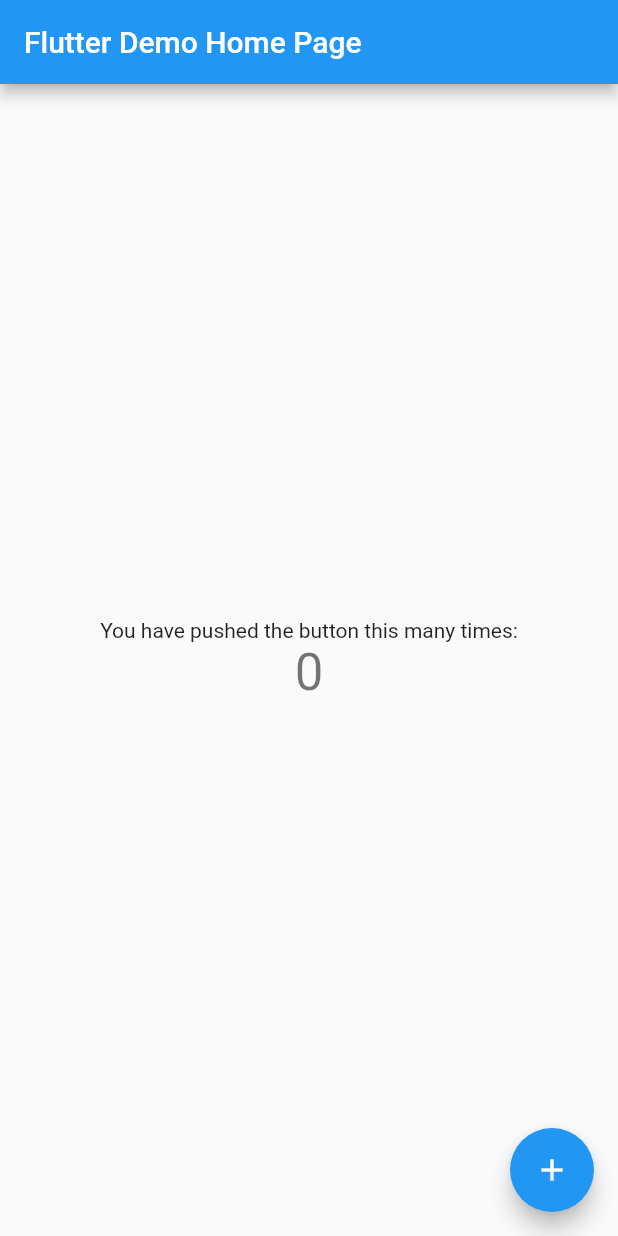
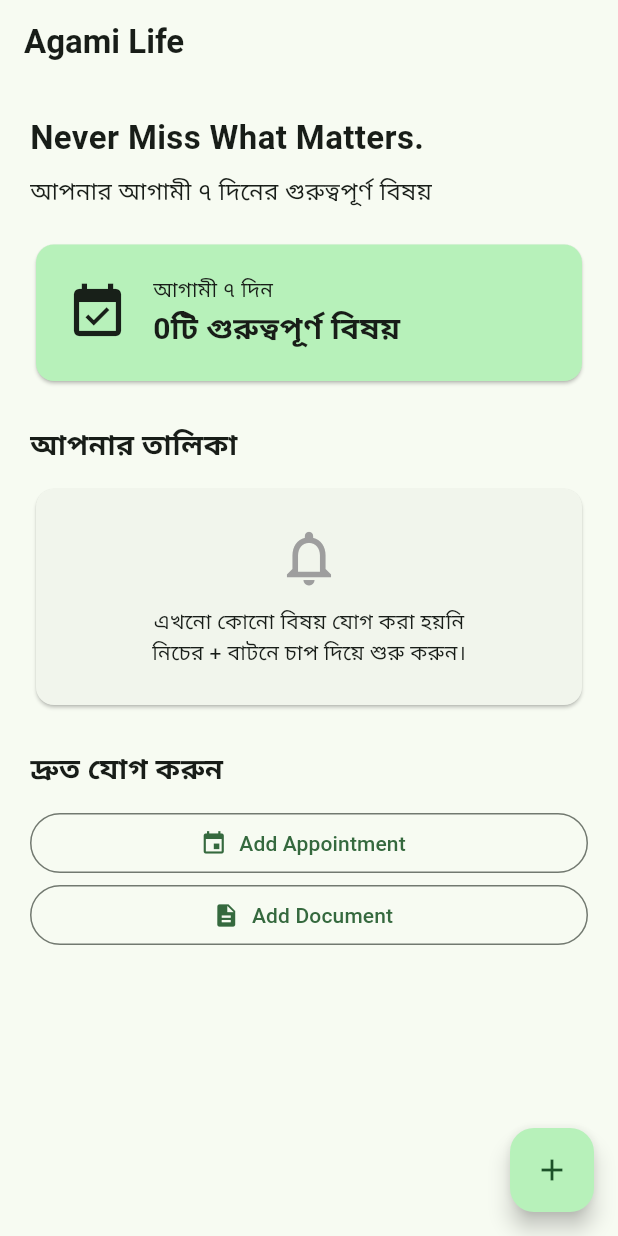
Before and after one commit to ishafik893-spec/Agami-life, a Flutter app: the screen it shows after launch, on a phone screen of 412 x 824 dp. Run offline on Flutter 3.47's test engine with Material 2 defaults, Android fonts, the phone set to English and light mode, and no system bars.

Commit message:
Update main.dart

```diff
--- a/lib/main.dart
+++ b/lib/main.dart
@@ -1,115 +1,306 @@
+
 import 'package:flutter/material.dart';
 
 void main() {
-  runApp(const MyApp());
+  runApp(const AgamiLifeApp());
 }
 
-class MyApp extends StatelessWidget {
-  const MyApp({super.key});
+class AgamiLifeApp extends StatelessWidget {
+  const AgamiLifeApp({super.key});
 
-  // This widget is the root of your application.
   @override
   Widget build(BuildContext context) {
     return MaterialApp(
-      title: 'Flutter Demo',
+      debugShowCheckedModeBanner: false,
+      title: 'Agami Life',
       theme: ThemeData(
-        // This is the theme of your application.
-        //
-        // Try running your application with "flutter run". You'll see the
-        // application has a blue toolbar. Then, without quitting the app, try
-        // changing the primarySwatch below to Colors.green and then invoke
-        // "hot reload" (press "r" in the console where you ran "flutter run",
-        // or simply save your changes to "hot reload" in a Flutter IDE).
-        // Notice that the counter didn't reset back to zero; the application
-        // is not restarted.
-        primarySwatch: Colors.blue,
+        colorScheme: ColorScheme.fromSeed(
+          seedColor: const Color(0xFF16A34A),
+        ),
+        useMaterial3: true,
       ),
-      home: const MyHomePage(title: 'Flutter Demo Home Page'),
+      home: const HomeScreen(),
     );
   }
 }
 
-class MyHomePage extends StatefulWidget {
-  const MyHomePage({super.key, required this.title});
+class ReminderItem {
+  final String title;
+  final String type;
+  final DateTime date;
 
-  // This widget is the home page of your application. It is stateful, meaning
-  // that it has a State object (defined below) that contains fields that affect
-  // how it looks.
+  ReminderItem({
+    required this.title,
+    required this.type,
+    required this.date,
+  });
+}
 
-  // This class is the configuration for the state. It holds the values (in this
-  // case the title) provided by the parent (in this case the App widget) and
-  // used by the build method of the State. Fields in a Widget subclass are
-  // always marked "final".
-
-  final String title;
+class HomeScreen extends StatefulWidget {
+  const HomeScreen({super.key});
 
   @override
-  State<MyHomePage> createState() => _MyHomePageState();
+  State<HomeScreen> createState() => _HomeScreenState();
 }
 
-class _MyHomePageState extends State<MyHomePage> {
-  int _counter = 0;
+class _HomeScreenState extends State<HomeScreen> {
+  final List<ReminderItem> items = [];
 
-  void _incrementCounter() {
-    setState(() {
-      // This call to setState tells the Flutter framework that something has
-      // changed in this State, which causes it to rerun the build method below
-      // so that the display can reflect the updated values. If we changed
-      // _counter without calling setState(), then the build method would not be
-      // called again, and so nothing would appear to happen.
-      _counter++;
-    });
+  Future<void> addItem(String type) async {
+    final titleController = TextEditingController();
+    DateTime selectedDate = DateTime.now();
+
+    await showDialog(
+      context: context,
+      builder: (dialogContext) {
+        return StatefulBuilder(
+          builder: (context, setDialogState) {
+            return AlertDialog(
+              title: Text(
+                type == 'Appointment'
+                    ? 'Add Appointment'
+                    : 'Add Document',
+              ),
+              content: Column(
+                mainAxisSize: MainAxisSize.min,
+                children: [
+                  TextField(
+                    controller: titleController,
+                    decoration: InputDecoration(
+                      labelText: type == 'Appointment'
+                          ? 'Appointment name'
+                          : 'Document name',
+                      border: const OutlineInputBorder(),
+                    ),
+                  ),
+                  const SizedBox(height: 16),
+                  OutlinedButton.icon(
+                    onPressed: () async {
+                      final picked = await showDatePicker(
+                        context: dialogContext,
+                        initialDate: selectedDate,
+                        firstDate: DateTime(2020),
+                        lastDate: DateTime(2100),
+                      );
+                      if (picked != null) {
+                        setDialogState(() {
+                          selectedDate = picked;
+                        });
+                      }
+                    },
+                    icon: const Icon(Icons.calendar_month),
+                    label: Text(
+                      '${selectedDate.day}/'
+                      '${selectedDate.month}/'
+                      '${selectedDate.year}',
+                    ),
+                  ),
+                ],
+              ),
+              actions: [
+                TextButton(
+                  onPressed: () => Navigator.pop(dialogContext),
+                  child: const Text('Cancel'),
+                ),
+                FilledButton(
+                  onPressed: () {
+                    final title = titleController.text.trim();
+                    if (title.isEmpty) return;
+
+                    setState(() {
+                      items.add(
+                        ReminderItem(
+                          title: title,
+                          type: type,
+                          date: selectedDate,
+                        ),
+                      );
+                      items.sort(
+                        (a, b) => a.date.compareTo(b.date),
+                      );
+                    });
+
+                    Navigator.pop(dialogContext);
+                  },
+                  child: const Text('Save'),
+                ),
+              ],
+            );
+          },
+        );
+      },
+    );
+
+    titleController.dispose();
   }
 
   @override
   Widget build(BuildContext context) {
-    // This method is rerun every time setState is called, for instance as done
-    // by the _incrementCounter method above.
-    //
-    // The Flutter framework has been optimized to make rerunning build methods
-    // fast, so that you can just rebuild anything that needs updating rather
-    // than having to individually change instances of widgets.
+    final today = DateUtils.dateOnly(DateTime.now());
+    final nextWeek = today.add(const Duration(days: 7));
+
+    final upcoming = items.where((item) {
+      final date = DateUtils.dateOnly(item.date);
+      return !date.isBefore(today) && date.isBefore(nextWeek);
+    }).toList();
+
     return Scaffold(
       appBar: AppBar(
-        // Here we take the value from the MyHomePage object that was created by
-        // the App.build method, and use it to set our appbar title.
-        title: Text(widget.title),
+        title: const Text(
+          'Agami Life',
+          style: TextStyle(fontWeight: FontWeight.bold),
+        ),
+        centerTitle: false,
       ),
-      body: Center(
-        // Center is a layout widget. It takes a single child and positions it
-        // in the middle of the parent.
-        child: Column(
-          // Column is also a layout widget. It takes a list of children and
-          // arranges them vertically. By default, it sizes itself to fit its
-          // children horizontally, and tries to be as tall as its parent.
-          //
-          // Invoke "debug painting" (press "p" in the console, choose the
-          // "Toggle Debug Paint" action from the Flutter Inspector in Android
-          // Studio, or the "Toggle Debug Paint" command in Visual Studio Code)
-          // to see the wireframe for each widget.
-          //
-          // Column has various properties to control how it sizes itself and
-          // how it positions its children. Here we use mainAxisAlignment to
-          // center the children vertically; the main axis here is the vertical
-          // axis because Columns are vertical (the cross axis would be
-          // horizontal).
-          mainAxisAlignment: MainAxisAlignment.center,
-          children: <Widget>[
-            const Text(
-              'You have pushed the button this many times:',
+      body: ListView(
+        padding: const EdgeInsets.all(20),
+        children: [
+          const Text(
+            'Never Miss What Matters.',
+            style: TextStyle(
+              fontSize: 22,
+              fontWeight: FontWeight.bold,
             ),
-            Text(
-              '$_counter',
-              style: Theme.of(context).textTheme.headlineMedium,
+          ),
+          const SizedBox(height: 8),
+          const Text(
+            'আপনার আগামী ৭ দিনের গুরুত্বপূর্ণ বিষয়',
+            style: TextStyle(fontSize: 16),
+          ),
+          const SizedBox(height: 20),
+          Card(
+            color: Theme.of(context)
+                .colorScheme
+                .primaryContainer,
+            child: Padding(
+              padding: const EdgeInsets.all(20),
+              child: Row(
+                children: [
+                  const Icon(Icons.event_available, size: 42),
+                  const SizedBox(width: 16),
+                  Expanded(
+                    child: Column(
+                      crossAxisAlignment: CrossAxisAlignment.start,
+                      children: [
+                        const Text('আগামী ৭ দিন'),
+                        Text(
+                          '${upcoming.length}টি গুরুত্বপূর্ণ বিষয়',
+                          style: const TextStyle(
+                            fontSize: 20,
+                            fontWeight: FontWeight.bold,
+                          ),
+                        ),
+                      ],
+                    ),
+                  ),
+                ],
+              ),
             ),
-          ],
-        ),
+          ),
+          const SizedBox(height: 24),
+          const Text(
+            'আপনার তালিকা',
+            style: TextStyle(
+              fontSize: 19,
+              fontWeight: FontWeight.bold,
+            ),
+          ),
+          const SizedBox(height: 12),
+          if (upcoming.isEmpty)
+            const Card(
+              child: Padding(
+                padding: EdgeInsets.all(24),
+                child: Column(
+                  children: [
+                    Icon(
+                      Icons.notifications_none,
+                      size: 44,
+                      color: Colors.grey,
+                    ),
+                    SizedBox(height: 10),
+                    Text('এখনো কোনো বিষয় যোগ করা হয়নি'),
+                    Text('নিচের + বাটনে চাপ দিয়ে শুরু করুন।'),
+                  ],
+                ),
+              ),
+            ),
+          ...upcoming.map((item) {
+            return Card(
+              child: ListTile(
+                leading: CircleAvatar(
+                  child: Icon(
+                    item.type == 'Appointment'
+                        ? Icons.event
+                        : Icons.description,
+                  ),
+                ),
+                title: Text(item.title),
+                subtitle: Text(
+                  '${item.type} • ${item.date.day}/'
+                  '${item.date.month}/${item.date.year}',
+                ),
+                trailing: IconButton(
+                  icon: const Icon(Icons.delete_outline),
+                  onPressed: () {
+                    setState(() {
+                      items.remove(item);
+                    });
+                  },
+                ),
+              ),
+            );
+          }),
+          const SizedBox(height: 24),
+          const Text(
+            'দ্রুত যোগ করুন',
+            style: TextStyle(
+              fontSize: 19,
+              fontWeight: FontWeight.bold,
+            ),
+          ),
+          const SizedBox(height: 12),
+          OutlinedButton.icon(
+            onPressed: () => addItem('Appointment'),
+            icon: const Icon(Icons.event),
+            label: const Text('Add Appointment'),
+          ),
+          OutlinedButton.icon(
+            onPressed: () => addItem('Document'),
+            icon: const Icon(Icons.description),
+            label: const Text('Add Document'),
+          ),
+        ],
       ),
       floatingActionButton: FloatingActionButton(
-        onPressed: _incrementCounter,
-        tooltip: 'Increment',
+        onPressed: () async {
+          await showModalBottomSheet<void>(
+            context: context,
+            builder: (context) => SafeArea(
+              child: Wrap(
+                children: [
+                  ListTile(
+                    leading: const Icon(Icons.event),
+                    title: const Text('Appointment'),
+                    onTap: () {
+                      Navigator.pop(context);
+                      addItem('Appointment');
+                    },
+                  ),
+                  ListTile(
+                    leading: const Icon(Icons.description),
+                    title: const Text('Document Expiry'),
+                    onTap: () {
+                      Navigator.pop(context);
+                      addItem('Document');
+                    },
+                  ),
+                ],
+              ),
+            ),
+          );
+        },
         child: const Icon(Icons.add),
-      ), // This trailing comma makes auto-formatting nicer for build methods.
+      ),
     );
   }
 }
```
